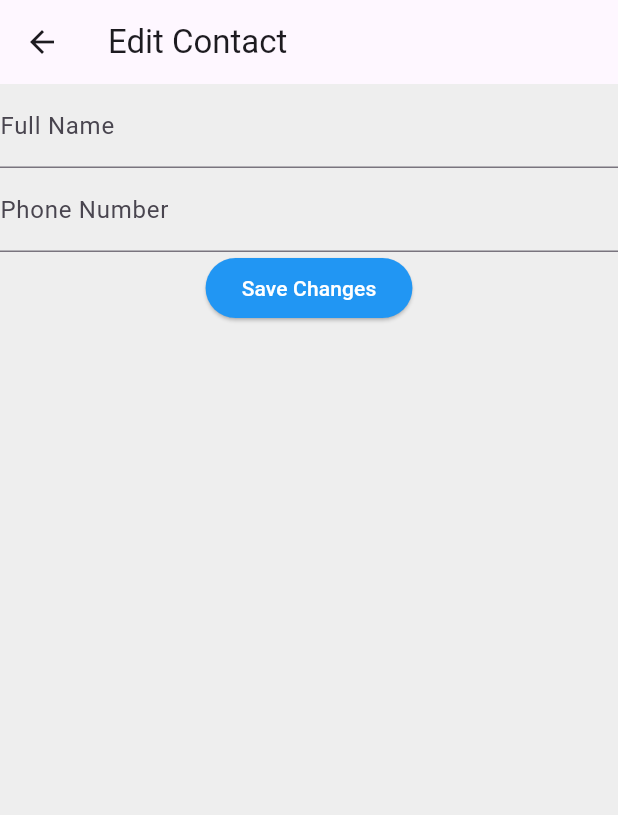
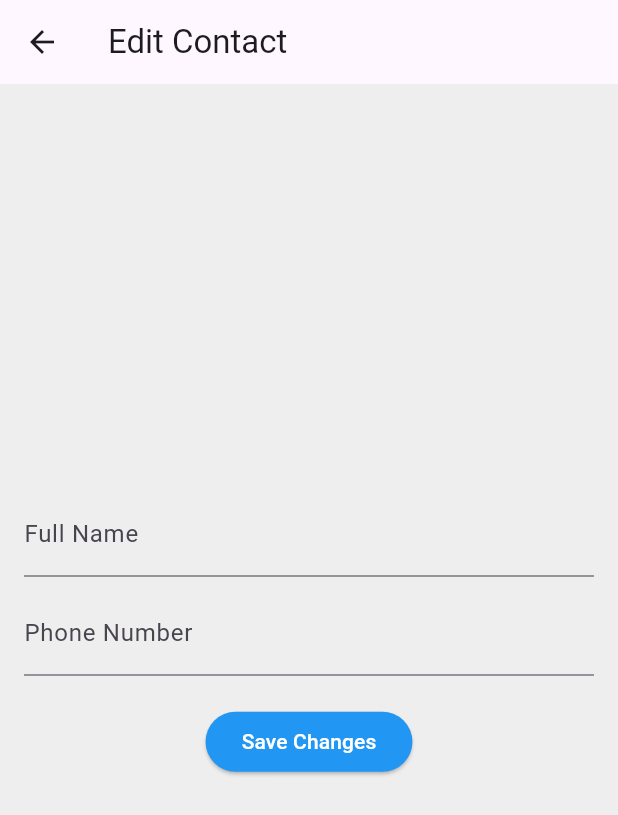
Before and after one commit to DelphineNiyo/Mobile_App_Lab2, a Flutter app: the EditContactScreen screen opened directly with empty values, on a phone screen of 412 x 824 dp. Shown: the top 815 px of the screen. Run offline on Flutter 3.47's test engine with Material 3 defaults, Android fonts, the phone set to English and light mode, and no system bars; network calls fail.

Commit message:
Final Code for Now

```diff
--- a/lib/screens/edit_contact.dart
+++ b/lib/screens/edit_contact.dart
@@ -15,6 +15,9 @@ class EditContactScreen extends StatefulWidget {
 class _EditContactScreenState extends State<EditContactScreen> {
   late TextEditingController _nameController;
   late TextEditingController _phoneController;
+  bool _isLoading = false;
+  String _message = "";
+  bool _contactUpdated = false; // Track if contact was updated
 
   @override
   void initState() {
@@ -27,14 +30,40 @@ class _EditContactScreenState extends State<EditContactScreen> {
     String updatedName = _nameController.text.trim();
     String updatedPhone = _phoneController.text.trim();
 
+    if (updatedName.isEmpty || updatedPhone.isEmpty) {
+      setState(() {
+        _message = "Please fill in all fields";
+      });
+      return;
+    }
+
+    setState(() {
+      _isLoading = true;
+      _message = "";
+    });
+
     String result = await ContactService.editContact(widget.id, updatedName, updatedPhone);
 
-    if (result == "success") {
-      Navigator.pop(context, {"id": widget.id, "name": updatedName, "phone": updatedPhone});
+    setState(() {
+      _isLoading = false;
+      if (result == "success") {
+        _message = "Contact updated successfully!";
+        _contactUpdated = true; // Set flag to true
+      } else {
+        _message = "Failed to update contact. Please try again.";
+      }
+    });
+  }
+
+  void _goBack() {
+    if (_contactUpdated) {
+      Navigator.pop(context, {
+        "id": widget.id,
+        "name": _nameController.text,
+        "phone": _phoneController.text
+      });
     } else {
-      ScaffoldMessenger.of(context).showSnackBar(
-        const SnackBar(content: Text("Failed to update contact.")),
-      );
+      Navigator.pop(context);
     }
   }
 
@@ -42,12 +71,45 @@ class _EditContactScreenState extends State<EditContactScreen> {
   Widget build(BuildContext context) {
     return Scaffold(
       appBar: AppBar(title: const Text('Edit Contact')),
-      body: Column(
-        children: [
-          TextField(controller: _nameController, decoration: const InputDecoration(labelText: 'Full Name')),
-          TextField(controller: _phoneController, decoration: const InputDecoration(labelText: 'Phone Number')),
-          ElevatedButton(onPressed: _saveContact, child: const Text('Save Changes'))
-        ],
+      body: Padding(
+        padding: const EdgeInsets.all(16.0),
+        child: Column(
+          mainAxisAlignment: MainAxisAlignment.center,
+          children: [
+            TextField(
+              controller: _nameController,
+              decoration: const InputDecoration(labelText: 'Full Name'),
+            ),
+            const SizedBox(height: 10),
+            TextField(
+              controller: _phoneController,
+              decoration: const InputDecoration(labelText: 'Phone Number'),
+              keyboardType: TextInputType.phone,
+            ),
+            const SizedBox(height: 20),
+            _isLoading
+                ? const CircularProgressIndicator()
+                : ElevatedButton(
+                    onPressed: _saveContact,
+                    child: const Text('Save Changes'),
+                  ),
+            const SizedBox(height: 10),
+            Text(
+              _message,
+              style: TextStyle(
+                color: _message.contains("successfully") ? Colors.green : Colors.red,
+                fontWeight: FontWeight.bold,
+              ),
+            ),
+            if (_contactUpdated) ...[
+              const SizedBox(height: 20),
+              ElevatedButton(
+                onPressed: _goBack,
+                child: const Text("Go Back to Contacts"),
+              ),
+            ],
+          ],
+        ),
       ),
     );
   }
```
Also changed, not shown: lib/screens/add_contact.dart (+40 -11 lines), lib/screens/contacts_list.dart (+37 -19 lines).
